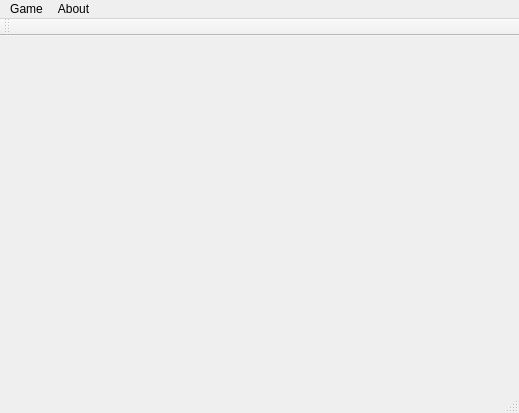
Old version of the form Projekt1/glowneokno.ui in the repository wemstar/Qt.
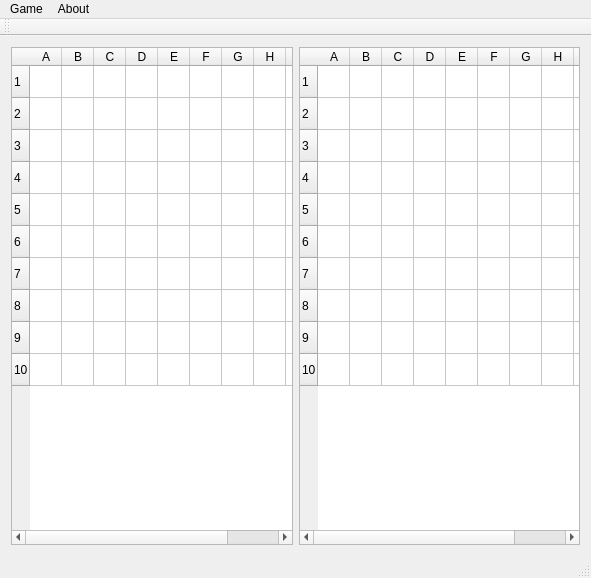
New version of the form. Icons and pictures are not drawn.

What changed in the file:
```diff
--- a/Projekt1/glowneokno.ui
+++ b/Projekt1/glowneokno.ui
@@ -6,21 +6,271 @@
    <rect>
     <x>0</x>
     <y>0</y>
-    <width>519</width>
-    <height>413</height>
+    <width>591</width>
+    <height>578</height>
    </rect>
   </property>
   <property name="windowTitle">
    <string>GlowneOkno</string>
   </property>
-  <widget class="QWidget" name="centralWidget"/>
+  <widget class="QWidget" name="centralWidget">
+   <layout class="QHBoxLayout" name="horizontalLayout">
+    <item>
+     <widget class="QTableWidget" name="gracz1Table">
+      <property name="minimumSize">
+       <size>
+        <width>0</width>
+        <height>0</height>
+       </size>
+      </property>
+      <attribute name="horizontalHeaderDefaultSectionSize">
+       <number>32</number>
+      </attribute>
+      <attribute name="horizontalHeaderMinimumSectionSize">
+       <number>32</number>
+      </attribute>
+      <attribute name="verticalHeaderDefaultSectionSize">
+       <number>32</number>
+      </attribute>
+      <attribute name="verticalHeaderMinimumSectionSize">
+       <number>32</number>
+      </attribute>
+      <row>
+       <property name="text">
+        <string>1</string>
+       </property>
+      </row>
+      <row>
+       <property name="text">
+        <string>2</string>
+       </property>
+      </row>
+      <row>
+       <property name="text">
+        <string>3</string>
+       </property>
+      </row>
+      <row>
+       <property name="text">
+        <string>4</string>
+       </property>
+      </row>
+      <row>
+       <property name="text">
+        <string>5</string>
+       </property>
+      </row>
+      <row>
+       <property name="text">
+        <string>6</string>
+       </property>
+      </row>
+      <row>
+       <property name="text">
+        <string>7</string>
+       </property>
+      </row>
+      <row>
+       <property name="text">
+        <string>8</string>
+       </property>
+      </row>
+      <row>
+       <property name="text">
+        <string>9</string>
+       </property>
+      </row>
+      <row>
+       <property name="text">
+        <string>10</string>
+       </property>
+      </row>
+      <column>
+       <property name="text">
+        <string>A</string>
+       </property>
+      </column>
+      <column>
+       <property name="text">
+        <string>B</string>
+       </property>
+      </column>
+      <column>
+       <property name="text">
+        <string>C</string>
+       </property>
+      </column>
+      <column>
+       <property name="text">
+        <string>D</string>
+       </property>
+      </column>
+      <column>
+       <property name="text">
+        <string>E</string>
+       </property>
+      </column>
+      <column>
+       <property name="text">
+        <string>F</string>
+       </property>
+      </column>
+      <column>
+       <property name="text">
+        <string>G</string>
+       </property>
+      </column>
+      <column>
+       <property name="text">
+        <string>H</string>
+       </property>
+      </column>
+      <column>
+       <property name="text">
+        <string>I</string>
+       </property>
+      </column>
+      <column>
+       <property name="text">
+        <string>J</string>
+       </property>
+      </column>
+     </widget>
+    </item>
+    <item>
+     <widget class="QTableWidget" name="gracz2Table">
+      <property name="minimumSize">
+       <size>
+        <width>0</width>
+        <height>0</height>
+       </size>
+      </property>
+      <property name="editTriggers">
+       <set>QAbstractItemView::NoEditTriggers</set>
+      </property>
+      <attribute name="horizontalHeaderDefaultSectionSize">
+       <number>32</number>
+      </attribute>
+      <attribute name="horizontalHeaderMinimumSectionSize">
+       <number>32</number>
+      </attribute>
+      <attribute name="verticalHeaderDefaultSectionSize">
+       <number>32</number>
+      </attribute>
+      <attribute name="verticalHeaderMinimumSectionSize">
+       <number>32</number>
+      </attribute>
+      <row>
+       <property name="text">
+        <string>1</string>
+       </property>
+      </row>
+      <row>
+       <property name="text">
+        <string>2</string>
+       </property>
+      </row>
+      <row>
+       <property name="text">
+        <string>3</string>
+       </property>
+      </row>
+      <row>
+       <property name="text">
+        <string>4</string>
+       </property>
+      </row>
+      <row>
+       <property name="text">
+        <string>5</string>
+       </property>
+      </row>
+      <row>
+       <property name="text">
+        <string>6</string>
+       </property>
+      </row>
+      <row>
+       <property name="text">
+        <string>7</string>
+       </property>
+      </row>
+      <row>
+       <property name="text">
+        <string>8</string>
+       </property>
+      </row>
+      <row>
+       <property name="text">
+        <string>9</string>
+       </property>
+      </row>
+      <row>
+       <property name="text">
+        <string>10</string>
+       </property>
+      </row>
+      <column>
+       <property name="text">
+        <string>A</string>
+       </property>
+      </column>
+      <column>
+       <property name="text">
+        <string>B</string>
+       </property>
+      </column>
+      <column>
+       <property name="text">
+        <string>C</string>
+       </property>
+      </column>
+      <column>
+       <property name="text">
+        <string>D</string>
+       </property>
+      </column>
+      <column>
+       <property name="text">
+        <string>E</string>
+       </property>
+      </column>
+      <column>
+       <property name="text">
+        <string>F</string>
+       </property>
+      </column>
+      <column>
+       <property name="text">
+        <string>G</string>
+       </property>
+      </column>
+      <column>
+       <property name="text">
+        <string>H</string>
+       </property>
+      </column>
+      <column>
+       <property name="text">
+        <string>I</string>
+       </property>
+      </column>
+      <column>
+       <property name="text">
+        <string>J</string>
+       </property>
+      </column>
+     </widget>
+    </item>
+   </layout>
+  </widget>
   <widget class="QMenuBar" name="menuBar">
    <property name="geometry">
     <rect>
      <x>0</x>
      <y>0</y>
-     <width>519</width>
-     <height>29</height>
+     <width>591</width>
+     <height>25</height>
     </rect>
    </property>
    <widget class="QMenu" name="menuGra">
```
Left out of the diff: 24 changed lines with no effect on the pictures.
